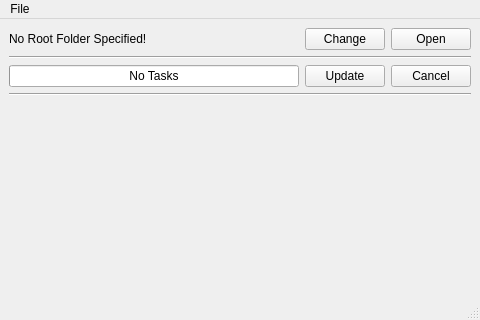
Above: main_window_design.ui from DotBow/Blender-Version-Manager before the change. Below: the same form after it.
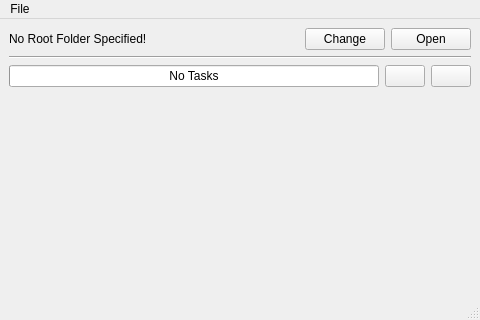
That is the form after the change. Icons and pictures are not drawn.

What changed in the file:
```diff
--- a/main_window_design.ui
+++ b/main_window_design.ui
@@ -83,6 +83,21 @@
      <layout class="QHBoxLayout" name="horizontalLayout">
       <item>
        <widget class="QProgressBar" name="progressBar">
+        <property name="sizePolicy">
+         <sizepolicy hsizetype="Expanding" vsizetype="Fixed">
+          <horstretch>0</horstretch>
+          <verstretch>0</verstretch>
+         </sizepolicy>
+        </property>
+        <property name="minimumSize">
+         <size>
+          <width>0</width>
+          <height>22</height>
+         </size>
+        </property>
+        <property name="cursor">
+         <cursorShape>ArrowCursor</cursorShape>
+        </property>
         <property name="value">
          <number>0</number>
         </property>
@@ -103,28 +118,31 @@
       <item>
        <widget class="QPushButton" name="btnUpdate">
         <property name="text">
-         <string>Update</string>
+         <string/>
+        </property>
+        <property name="icon">
+         <iconset>
+          <normalon>:/icons/download.ico</normalon>
+         </iconset>
         </property>
        </widget>
       </item>
       <item>
        <widget class="QPushButton" name="btnCancel">
         <property name="text">
-         <string>Cancel</string>
+         <string/>
+        </property>
+        <property name="icon">
+         <iconset>
+          <normalon>:/icons/cancel.ico</normalon>
+         </iconset>
         </property>
        </widget>
       </item>
      </layout>
     </item>
     <item>
-     <widget class="Line" name="line_2">
-      <property name="orientation">
-       <enum>Qt::Horizontal</enum>
-      </property>
-     </widget>
-    </item>
-    <item>
-     <layout class="QVBoxLayout" name="listVersions"/>
+     <layout class="QVBoxLayout" name="layoutListVersions"/>
     </item>
     <item>
      <spacer name="verticalSpacer">
```
Left out of the diff: 14 changed lines with no effect on the pictures.
